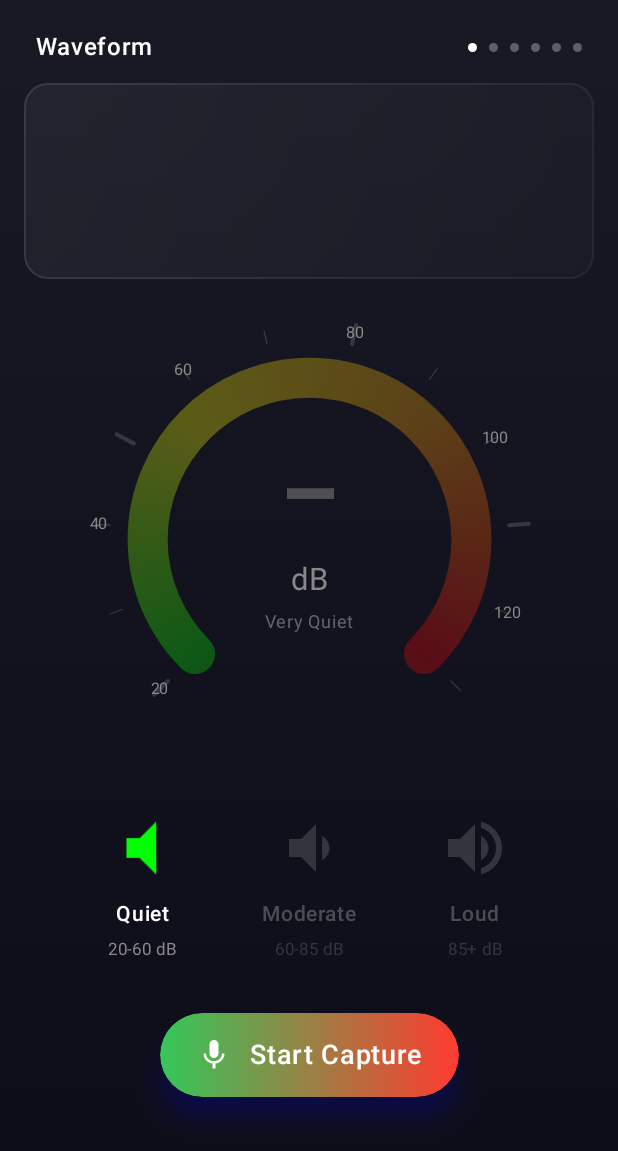
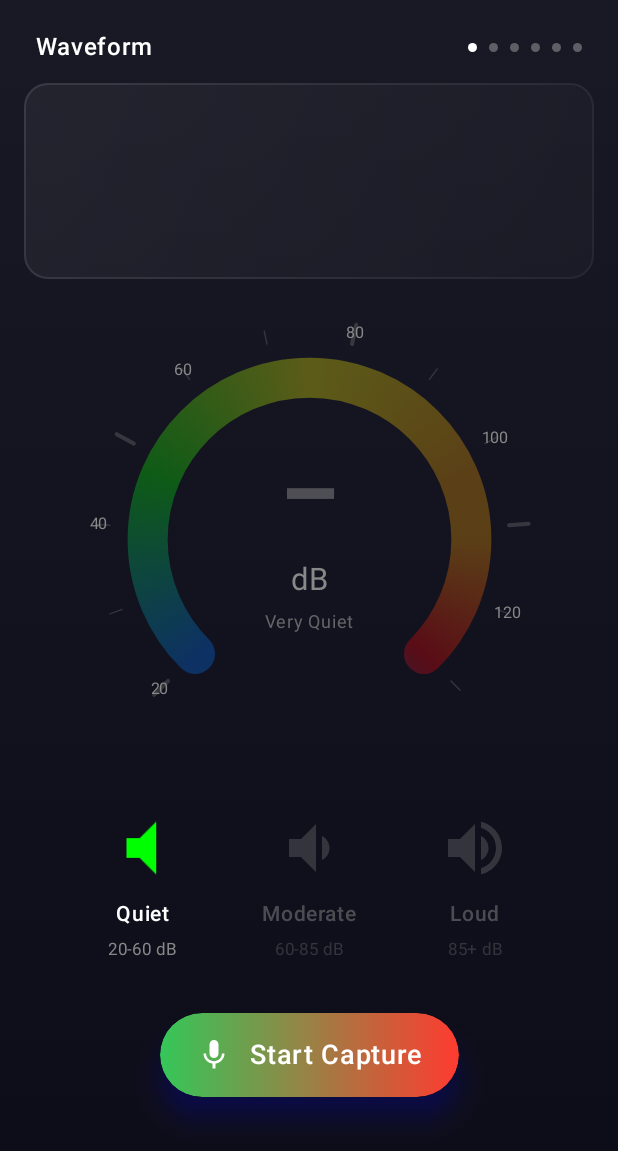
Before and after one commit to AndreFrelicot/DecibelPeak-android, an Android app built with Jetpack Compose: the screen it shows after launch (MainActivity), on a phone screen of 412 x 824 dp, the part 85-1236 px from its top. Run offline under Robolectric (Android 15) with nearby library versions, the phone set to English and light mode, and no system bars.

Commit message:
Add blue color tier and match iOS gauge gradient

```diff
--- a/app/src/main/java/dev/andrefrelicot/decibelpeak/ui/components/GaugeView.kt
+++ b/app/src/main/java/dev/andrefrelicot/decibelpeak/ui/components/GaugeView.kt
@@ -68,28 +68,26 @@ fun CircularGaugeView(
             val startAngle = 135f
             val sweepAngle = 270f
 
-            // Absolute Gradient
-            val mixColor = Color(0xFFFF5200) // Mix of Orange and Red for the 0-degree crossover
+            // Background gradient matching iOS: 5 colors evenly distributed over 270° arc
+            // Arc starts at 135° (0.375) and sweeps 270° to 45° (0.125)
+            // iOS uses AngularGradient with colors evenly spaced: Blue, Green, Yellow, Orange, Red
+            // Each color spans 67.5° (270° / 4 segments)
+            // Positions: Blue=135°(0.375), Green=202.5°(0.5625), Yellow=270°(0.75), Orange=337.5°(0.9375), Red=45°(0.125)
 
-            val gradientBrush = Brush.sweepGradient(
-                0.0f to mixColor,
-                0.125f to DecibelRed,
-                0.375f to DecibelGreen,
-                0.625f to DecibelYellow,
-                0.875f to DecibelOrange,
-                1.0f to mixColor,
+            val backgroundGradientBrush = Brush.sweepGradient(
+                0.0f to DecibelOrange.copy(alpha = 0.3f),   // Interpolation between Orange and Red
+                0.125f to DecibelRed.copy(alpha = 0.3f),    // 45° - end of arc (Red)
+                0.25f to DecibelBlue.copy(alpha = 0.3f),    // Interpolation zone (not visible)
+                0.375f to DecibelBlue.copy(alpha = 0.3f),   // 135° - start of arc (Blue)
+                0.5625f to DecibelGreen.copy(alpha = 0.3f), // 202.5° (Green)
+                0.75f to DecibelYellow.copy(alpha = 0.3f),  // 270° (Yellow)
+                0.9375f to DecibelOrange.copy(alpha = 0.3f),// 337.5° (Orange)
+                1.0f to DecibelOrange.copy(alpha = 0.3f),   // Wraps to Red
                 center = center
             )
 
-            val backgroundGradientBrush = Brush.sweepGradient(
-                0.0f to mixColor.copy(alpha = 0.3f),
-                0.125f to DecibelRed.copy(alpha = 0.3f),
-                0.375f to DecibelGreen.copy(alpha = 0.3f),
-                0.625f to DecibelYellow.copy(alpha = 0.3f),
-                0.875f to DecibelOrange.copy(alpha = 0.3f),
-                1.0f to mixColor.copy(alpha = 0.3f),
-                center = center
-            )
+            // Active arc uses solid color based on dB level (matching iOS)
+            val activeColor = if (isRecording) getDecibelColor(value).copy(alpha = 0.8f) else Color.Gray.copy(alpha = 0.1f)
 
             // Background Arc
             drawArc(
@@ -102,10 +100,10 @@ fun CircularGaugeView(
                 topLeft = center - Offset((gaugeSize - strokeWidth) / 2, (gaugeSize - strokeWidth) / 2)
             )
 
-            // Active Arc
+            // Active Arc (solid color matching iOS)
             if (animatedValue > 0) {
                  drawArc(
-                    brush = gradientBrush,
+                    color = activeColor,
                     startAngle = startAngle,
                     sweepAngle = sweepAngle * animatedValue,
                     useCenter = false,
```
